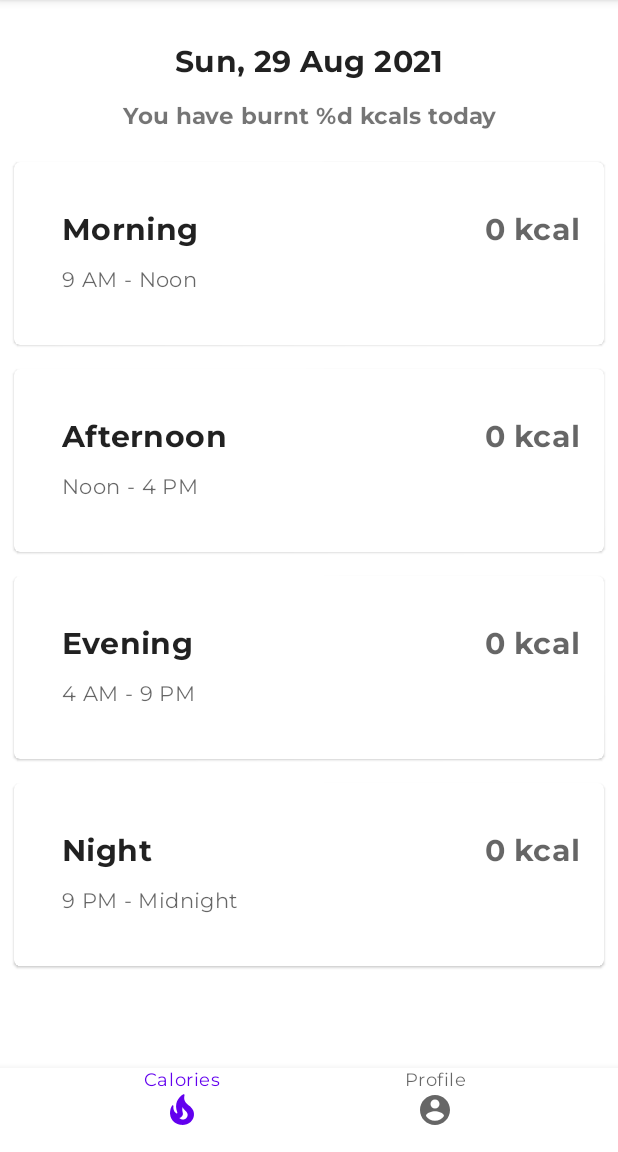
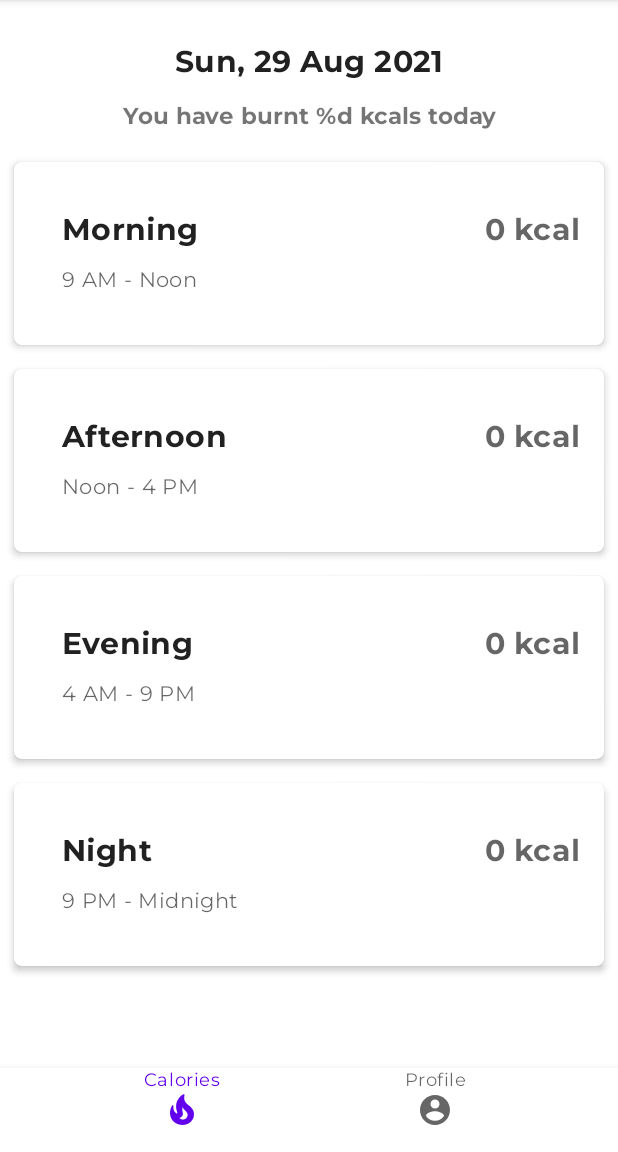
Before and after one commit to pulse0930/CalorieTracker, an Android app: the CaloriesFragment screen opened directly, with no data from a screen before it, on a phone screen of 412 x 824 dp, the part 84-1236 px from its top. Run offline under Robolectric (Android 15) with nearby library versions, the phone set to English and light mode, and no system bars; our stand-ins replace navigation-ui; 1 statement that could not run was skipped.

```diff
--- a/app/src/main/java/com/pulse0930/tracker/ui/profile/ProfileFragment.kt
+++ b/app/src/main/java/com/pulse0930/tracker/ui/profile/ProfileFragment.kt
@@ -24,6 +24,7 @@ import com.pulse0930.tracker.ui.calories.GOOGLE_FIT_PERMISSIONS_REQUEST_CODE
 import com.pulse0930.tracker.ui.calories.TAG
 import com.pulse0930.tracker.util.printData
 import com.squareup.picasso.Picasso
+import com.squareup.picasso.Transformation
 import java.text.DateFormat
 import java.util.*
 import java.util.concurrent.TimeUnit
--- a/app/src/main/res/layout/day_slot_cardview.xml
+++ b/app/src/main/res/layout/day_slot_cardview.xml
@@ -12,6 +12,8 @@
         android:layout_marginStart="8dp"
         android:layout_marginEnd="8dp"
         android:layout_marginBottom="343dp"
+        app:cardElevation="3dp"
+        app:cardCornerRadius="5dp"
         app:layout_constraintBottom_toBottomOf="parent"
         app:layout_constraintEnd_toEndOf="parent"
         app:layout_constraintStart_toStartOf="parent"
--- a/app/src/main/res/layout/profile_cardview.xml
+++ b/app/src/main/res/layout/profile_cardview.xml
@@ -12,6 +12,8 @@
         android:layout_marginStart="8dp"
         android:layout_marginEnd="8dp"
         android:layout_marginBottom="343dp"
+        app:cardElevation="3dp"
+        app:cardCornerRadius="5dp"
         app:layout_constraintBottom_toBottomOf="parent"
         app:layout_constraintEnd_toEndOf="parent"
         app:layout_constraintStart_toStartOf="parent"
```
